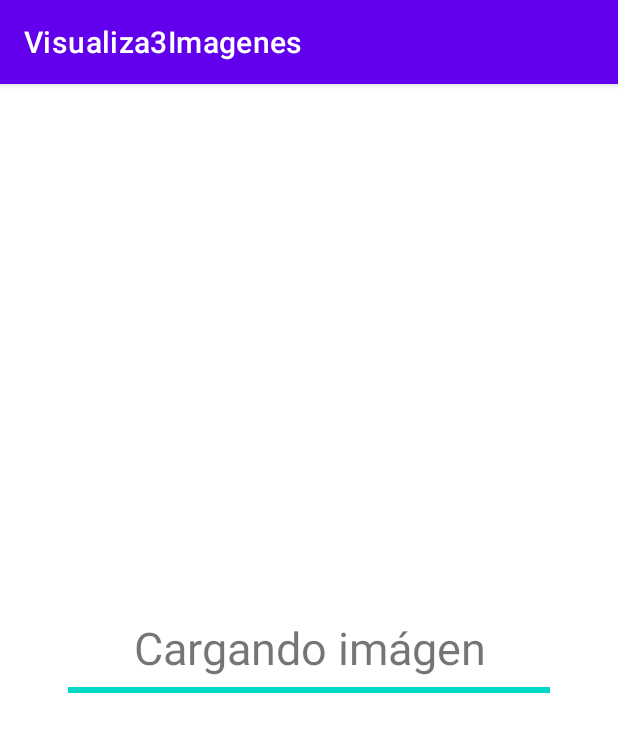
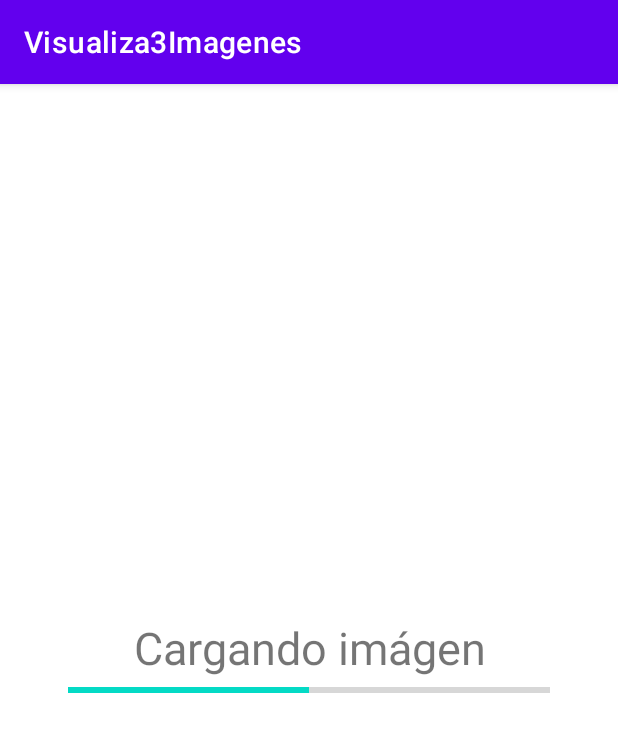
Before and after one commit to luisblazquezm/mii2-mobile-app-practises, an Android app: the LoadImagesActivity screen opened directly, with no data from a screen before it, on a phone screen of 412 x 824 dp. Shown: the top 732 px of the screen. Run offline under Robolectric (Android 15) with nearby library versions, the phone set to English and light mode, and no system bars.

Commit message:
[P3][feat] Added new files

```diff
--- a/practice_3/Visualiza3Imagenes/app/src/main/java/com/example/visualiza3imagenes/LoadImagesActivity.java
+++ b/practice_3/Visualiza3Imagenes/app/src/main/java/com/example/visualiza3imagenes/LoadImagesActivity.java
@@ -4,12 +4,15 @@ import androidx.annotation.MainThread;
 import androidx.appcompat.app.AppCompatActivity;
 
 import android.os.AsyncTask;
+import android.os.Build;
 import android.os.Bundle;
 import android.os.Handler;
 import android.os.HandlerThread;
+import android.os.Parcelable;
 import android.os.SystemClock;
 import android.util.Log;
 import android.view.View;
+import android.widget.Button;
 import android.widget.ImageView;
 import android.widget.ProgressBar;
 import android.widget.TextView;
@@ -26,6 +29,7 @@ public class LoadImagesActivity extends AppCompatActivity {
     private ProgressBar loadImageProgressBarr;
     private TextView loadImageTextLabel;
     private TextView endMessageTextView;
+    private Button endActivityButton;
 
     // CONSTANTS
     private final int[] imageIds = {0, 1, 2};
@@ -37,6 +41,10 @@ public class LoadImagesActivity extends AppCompatActivity {
     private final long MILLISECOND_TIME = 1000; // 1 second
     private final long IMAGE_VISUALIZATION_TIME = 3 * MILLISECOND_TIME; // 3 seconds in milliseconds
 
+    // OTHER
+    private boolean hasActivityFinished = false;
+
+
     @Override
     protected void onCreate(Bundle savedInstanceState) {
         super.onCreate(savedInstanceState);
@@ -46,15 +54,18 @@ public class LoadImagesActivity extends AppCompatActivity {
         this.imageView = (ImageView) findViewById(R.id.imageViewCatDogAndLion);
         this.loadImageProgressBarr = (ProgressBar) findViewById(R.id.loadImageProgressBarr);
         this.loadImageTextLabel = (TextView) findViewById(R.id.loadImageMessageTextView);
+        this.endActivityButton = (Button) findViewById(R.id.endActivityButton);
         this.endMessageTextView = (TextView) findViewById(R.id.endMessageTextView);
 
         // Initialize progress barr
         loadImageProgressBarr.setMax(100);
         loadImageProgressBarr.setProgress(0);
 
+        if (savedInstanceState == null && !hasActivityFinished) {
             // Hide image view and message
             this.imageView.setVisibility(View.GONE);
             this.endMessageTextView.setVisibility(View.GONE);
+            this.endActivityButton.setVisibility(View.GONE);
 
             // Main thread before loading images
             loadImageProgressBarr.setVisibility(View.VISIBLE);
@@ -62,19 +73,35 @@ public class LoadImagesActivity extends AppCompatActivity {
 
             // Ask secondary threads to load images
             this.getImgFromThread();
+        } else {
+            this.loadImageProgressBarr.setVisibility(View.GONE);
+            this.loadImageTextLabel.setVisibility(View.GONE);
+            this.endMessageTextView.setVisibility(View.VISIBLE);
+            this.endActivityButton.setVisibility(View.VISIBLE);
+        }
     }
 
     private void getImgFromThread() {
 
         // Initialization and Start threads
-        for (int i = 0; i < this.imageIds.length; i++) {
-            LoadImagesThread th = new LoadImagesThread(this.imageIds[i]);
+        new Thread(()->{
+            for (int imageId : this.imageIds){
+                LoadImagesThread th = new LoadImagesThread(imageId);
                 th.start();
+                try {
+                    th.join();
+                } catch (InterruptedException e) {
+                    e.printStackTrace();
                 }
+            }
+        }).start();
+    }
+
+    public void exitActivity(View view) {
+        finish();
     }
 
     class LoadImagesThread extends Thread{
-        private int i;
         private int imageId;
 
         public LoadImagesThread(int imageId) {
@@ -83,6 +110,7 @@ public class LoadImagesActivity extends AppCompatActivity {
 
         public void setImg() {
 
+            runOnUiThread(()->{
                 // Hide load label and spinner
                 loadImageProgressBarr.setVisibility(View.GONE);
                 loadImageTextLabel.setVisibility(View.GONE);
@@ -93,23 +121,28 @@ public class LoadImagesActivity extends AppCompatActivity {
                 Log.w("setImg", "Load image: " + this.imageId);
 
                 // Set image depending on the image
-            if (DOG_IMG_ID == this.imageId)
+                switch (this.imageId){
+                    case CAT_IMG_ID:
+                        imageView.setImageResource(R.drawable.gato);
+                        break;
+                    case LION_IMG_ID:
+                        imageView.setImageResource(R.drawable.leon);
+                        break;
+                    case DOG_IMG_ID:
+                    default:
                         imageView.setImageResource(R.drawable.perro);
-            else if (CAT_IMG_ID == this.imageId)
-                imageView.setImageResource(R.drawable.gato);
-            else if (LION_IMG_ID == this.imageId)
-                imageView.setImageResource(R.drawable.leon);
-            else
-                imageView.setImageResource(R.drawable.perro);
+                }
+                Log.w("setImg", "Wait 3 SECONDS");
+            });
 
-            Log.w("setImg", "Wait 3 SECONDS");
 
             // Wait for every second
             try {
-                Thread.sleep(IMAGE_VISUALIZATION_TIME); // 1 second
+                Thread.sleep(IMAGE_VISUALIZATION_TIME); // 3 second
             } catch (Exception ex) {
             }
 
+            runOnUiThread(()->{
                 Log.w("setImg", "Finish visualization");
 
                 Log.w("doInBackground", "imageIdToShow is " + this.imageId);
@@ -117,22 +150,30 @@ public class LoadImagesActivity extends AppCompatActivity {
                 // Hide image view
                 imageView.setVisibility(View.GONE);
 
-            if (this.imageId >= imageIds.length) {
+                if (this.imageId == imageIds.length - 1) {
                     // Main thread ends tasks
                     loadImageProgressBarr.setVisibility(View.GONE);
                     loadImageTextLabel.setVisibility(View.GONE);
                     endMessageTextView.setVisibility(View.VISIBLE);
+                    endActivityButton.setVisibility(View.VISIBLE);
+                    hasActivityFinished = true;
                 } else {
                     // Display load image label and progress barr
                     loadImageProgressBarr.setVisibility(View.VISIBLE);
                     loadImageTextLabel.setVisibility(View.VISIBLE);
                 }
+            });
         }
 
         private void publishProgress(int progressValue, int randomTime) {
             int progress = progressValue * 100 / randomTime;
 
-            loadImageProgressBarr.setProgress(progress * 10);
+            if (Build.VERSION.SDK_INT >= Build.VERSION_CODES.N) {
+                loadImageProgressBarr.setProgress(progress, true);
+            } else {
+                loadImageProgressBarr.setProgress(progress);
+
+            }
         }
 
         @Override
@@ -142,11 +183,12 @@ public class LoadImagesActivity extends AppCompatActivity {
             int loadAleatoryTime = new Random().nextInt((MAX_ALEATORY_NUMBER - MIN_ALEATORY_NUMBER) + 1) + MIN_ALEATORY_NUMBER;
 
             // Make thread simulate is loading the image
-            for (i = 0; i <= loadAleatoryTime; i++) {
+            for (int i = 0; i <= loadAleatoryTime; i++) {
+                int finalI = i;
                 runOnUiThread(new Runnable() {
                     @Override
                     public void run() {
-                        publishProgress(i, loadAleatoryTime);
+                        publishProgress(finalI, loadAleatoryTime);
                     }
                 });
                 // Wait for every second
@@ -161,10 +203,12 @@ public class LoadImagesActivity extends AppCompatActivity {
                 @Override
                 public void run() {
                     publishProgress(loadAleatoryTime, loadAleatoryTime);
-                    setImg();
                 }
             });
-        }
+
+            setImg();
         }
 
     }
+
+}
--- a/practice_3/Visualiza3Imagenes/app/src/main/res/layout/activity_carga_imagenes_y_fin2.xml
+++ b/practice_3/Visualiza3Imagenes/app/src/main/res/layout/activity_carga_imagenes_y_fin2.xml
@@ -23,7 +23,16 @@
         android:layout_height="wrap_content"
         android:gravity="center"
         android:text="@string/load_img_view_end_label_text"
+        android:visibility="gone"
         android:textSize="30dp" />
+
+    <Button
+        android:id="@+id/endActivityButton"
+        android:layout_width="match_parent"
+        android:layout_height="wrap_content"
+        android:visibility="gone"
+        android:onClick="exitActivity"
+        android:text="@string/load_img_view_end_button_text" />
 
     <ProgressBar
         android:id="@+id/loadImageProgressBarr"
@@ -36,6 +45,7 @@
         android:layout_width="match_parent"
         android:layout_height="wrap_content"
         android:gravity="center"
+        android:visibility="gone"
         android:src="@drawable/perro" />
 
 </LinearLayout>
--- a/practice_3/Visualiza3Imagenes/app/src/main/res/values/strings.xml
+++ b/practice_3/Visualiza3Imagenes/app/src/main/res/values/strings.xml
@@ -2,5 +2,6 @@
     <string name="app_name">Visualiza3Imagenes</string>
     <string name="main_view_start_app_button_text">Iniciar</string>
     <string name="load_img_view_load_label_text">Cargando imágen</string>
+    <string name="load_img_view_end_button_text">Salir</string>
     <string name="load_img_view_end_label_text">Fin</string>
 </resources>
```
Lines whose indentation alone changed are shown as unchanged.
